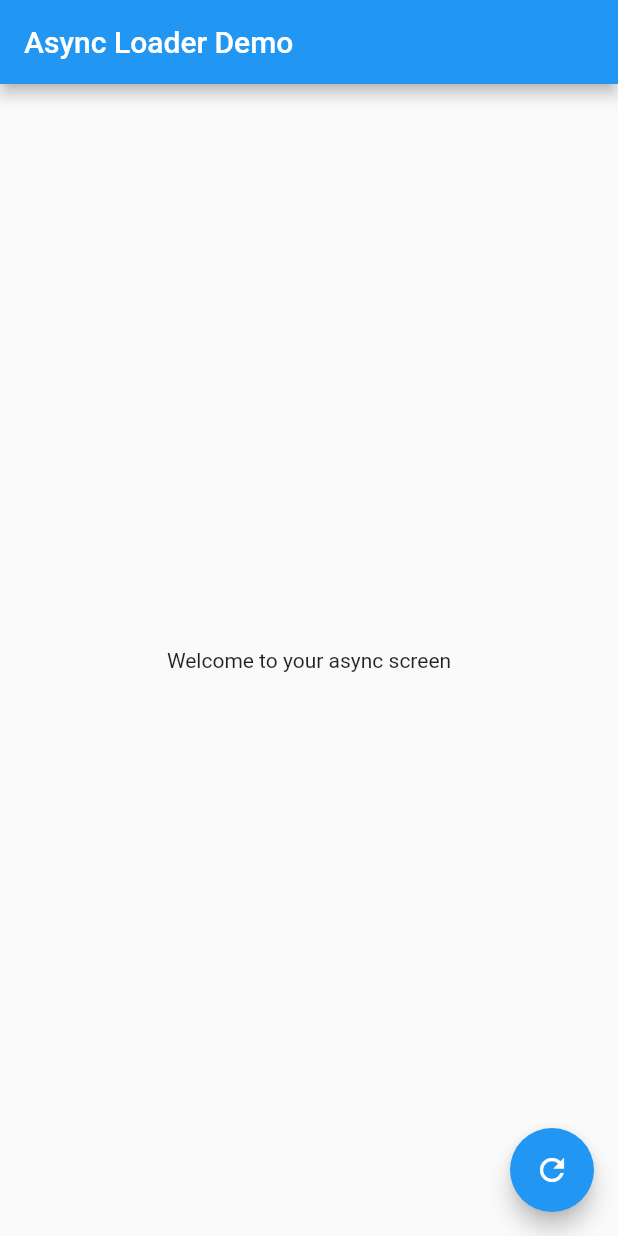
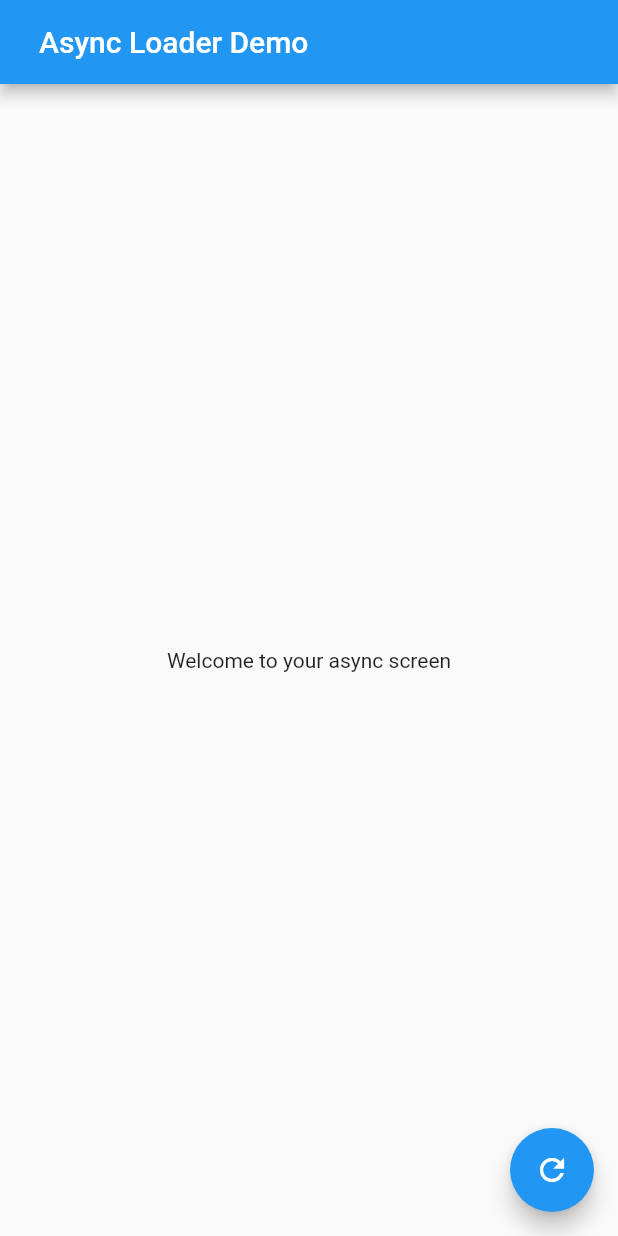
Before and after one commit to chimon2000/async_loader, a Flutter app: the screen it shows after launch, on a phone screen of 412 x 824 dp. Run offline on Flutter 3.47's test engine with Material 2 defaults, Android fonts, the phone set to English and light mode, and no system bars.

Commit message:
Minor style fixes to header.

```diff
--- a/example/lib/main.dart
+++ b/example/lib/main.dart
@@ -45,7 +45,10 @@ class Home extends StatelessWidget {
 
     return new Scaffold(
       appBar: new AppBar(
-        title: new Text(title),
+        title: new Padding(
+          padding: new EdgeInsets.all(10.0),
+          child: new Text(title),
+        ),
       ),
       body: new Center(child: _asyncLoader),
       floatingActionButton: new FloatingActionButton(
```
